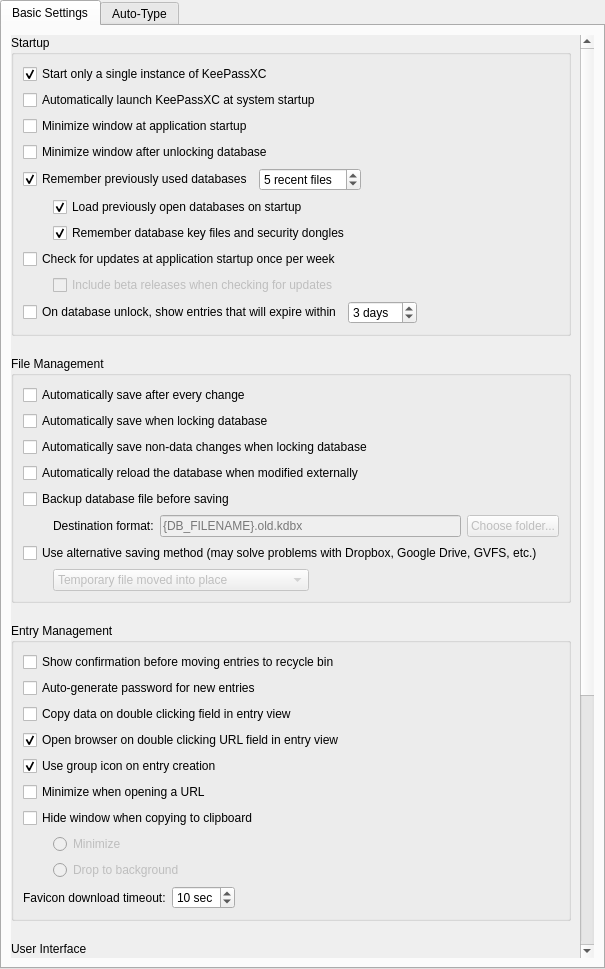
Qt form src/gui/ApplicationSettingsWidgetGeneral.ui (OpenVireo/openvireo) before a commit.
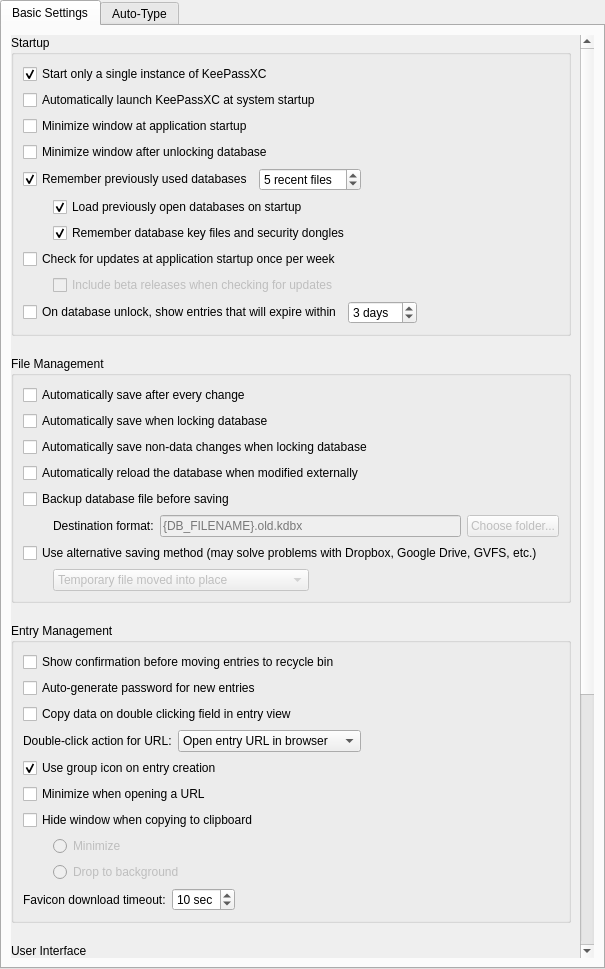
The same form after that commit. Custom widgets are drawn as their Qt base class.

Commit message:
Add URL double-click action option to Settings (#12322)
* Closes #4717

---------

```diff
--- a/src/gui/ApplicationSettingsWidgetGeneral.ui
+++ b/src/gui/ApplicationSettingsWidgetGeneral.ui
@@ -554,14 +554,59 @@
                </widget>
               </item>
               <item>
-               <widget class="QCheckBox" name="openUrlOnDoubleClick">
-                <property name="text">
-                 <string>Open browser on double clicking URL field in entry view</string>
-                </property>
-                <property name="checked">
-                 <bool>true</bool>
-                </property>
-               </widget>
+               <layout class="QHBoxLayout" name="urlDoubleClickLayout">
+                <item>
+                 <widget class="QLabel" name="urlDoubleClickLabel">
+                  <property name="text">
+                   <string>Double-click action for URL:</string>
+                  </property>
+                  <property name="buddy">
+                   <cstring>urlDoubleClickComboBox</cstring>
+                  </property>
+                 </widget>
+                </item>
+                <item>
+                 <widget class="QComboBox" name="urlDoubleClickComboBox">
+                  <property name="focusPolicy">
+                   <enum>Qt::StrongFocus</enum>
+                  </property>
+                  <property name="accessibleName">
+                   <string>Double-click action for URL field</string>
+                  </property>
+                  <property name="sizeAdjustPolicy">
+                   <enum>QComboBox::AdjustToContents</enum>
+                  </property>
+                  <item>
+                   <property name="text">
+                    <string>Open entry URL in browser</string>
+                   </property>
+                  </item>
+                  <item>
+                   <property name="text">
+                    <string>Copy entry URL to clipboard</string>
+                   </property>
+                  </item>
+                  <item>
+                   <property name="text">
+                    <string>Edit entry</string>
+                   </property>
+                  </item>
+                 </widget>
+                </item>
+                <item>
+                 <spacer name="urlDoubleClickSpacer">
+                  <property name="orientation">
+                   <enum>Qt::Horizontal</enum>
+                  </property>
+                  <property name="sizeHint" stdset="0">
+                   <size>
+                    <width>40</width>
+                    <height>20</height>
+                   </size>
+                  </property>
+                 </spacer>
+                </item>
+               </layout>
               </item>
               <item>
                <widget class="QCheckBox" name="useGroupIconOnEntryCreationCheckBox">
```
Left out of the diff: 2 changed lines with no effect on the pictures. The commit also changes 7 other files.
